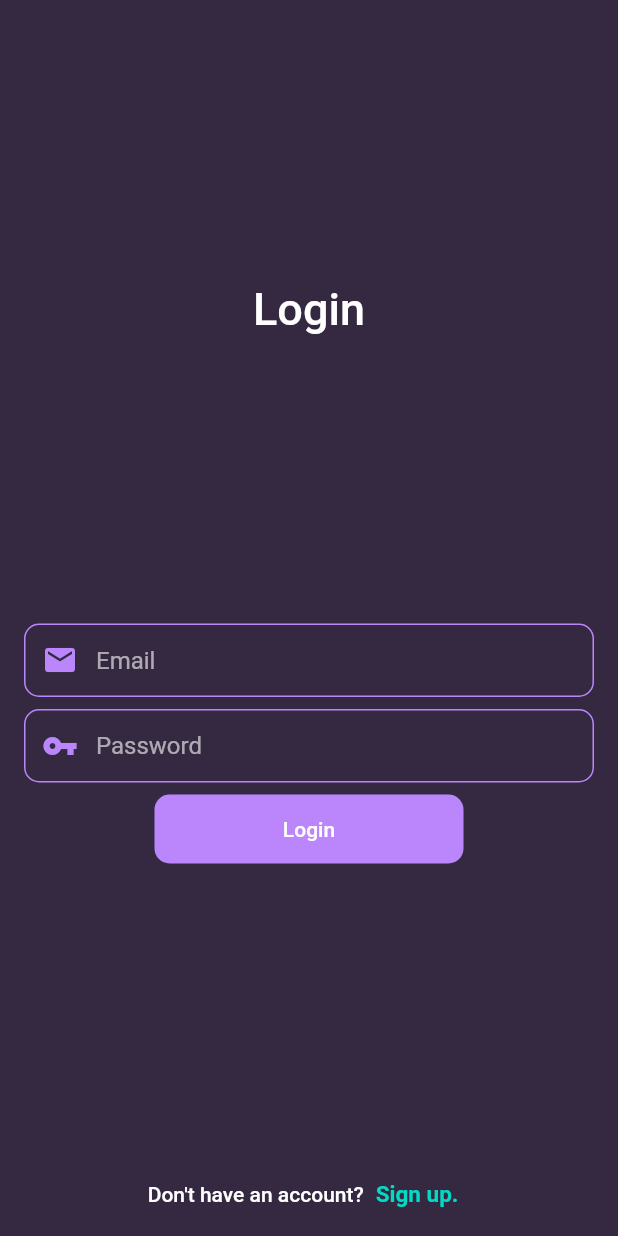
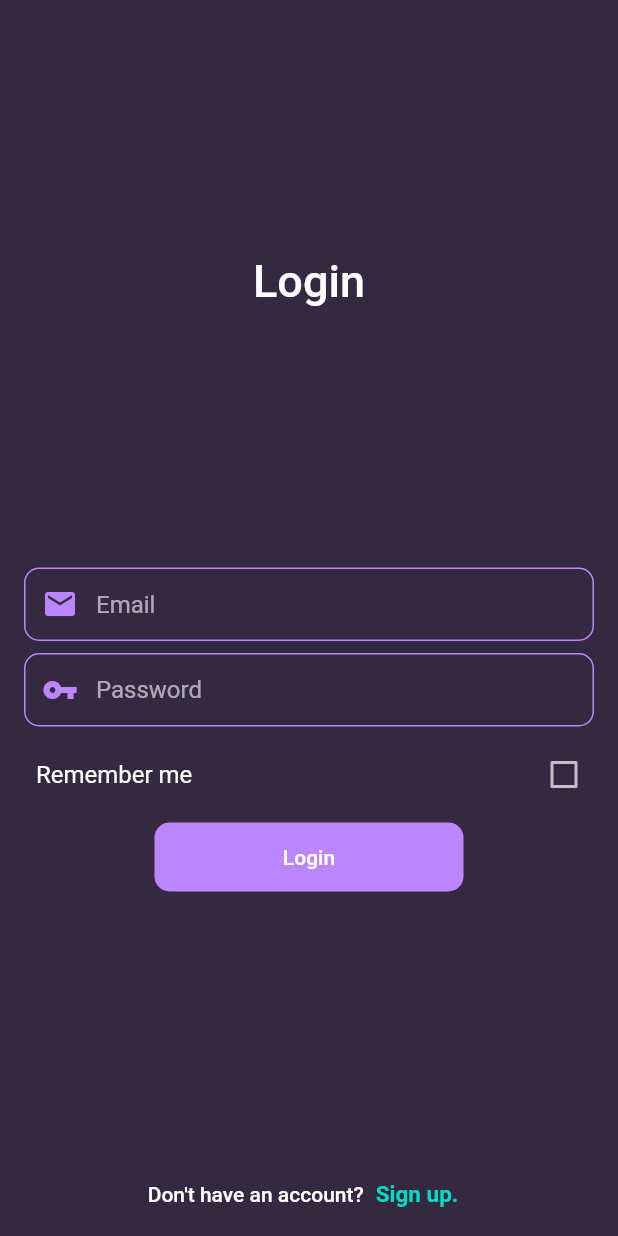
Before and after one commit to EmirhanSerin1/Urun_Katalog, a Flutter app: the screen it shows after launch, on a phone screen of 412 x 824 dp. Run offline on Flutter 3.47's test engine with Material 2 defaults, Android fonts, the light colour scheme and no system bars; our stand-ins replace cached_network_image, like_button, mask_text_input_formatter.

```diff
--- a/lib/services/services.dart
+++ b/lib/services/services.dart
@@ -21,7 +21,7 @@ Future<http.Response> login(String email, String password) async {
 }
 
 Future<http.Response> signup(String name, String email, String password) async {
-  Map body = {'email': email, 'password': password, 'name': name};
+  var body = json.encode({'email': email, 'password': password, 'name': name});
   Map<String, String> headers = {
     "Accept": "application/json",
     "Content-Type": "application/json"
--- a/lib/views/home/widgets/popular_part.dart
+++ b/lib/views/home/widgets/popular_part.dart
@@ -33,7 +33,7 @@ class PopularItemsPart extends StatelessWidget {
             padding: const EdgeInsets.all(8.0),
             child: Container(
               margin: EdgeInsets.only(
-                  top: 50 - scale * 25, bottom: 50 - scale * 25),
+                  top: 100 - scale * 25, bottom: 100 - scale * 25),
               decoration: BoxDecoration(
                 borderRadius: BorderRadius.circular(8),
               ),
--- a/lib/views/login/login.dart
+++ b/lib/views/login/login.dart
@@ -8,8 +8,15 @@ import 'package:urun_katalog/views/login/widgets/login_password_text_field.dart'
 import 'package:urun_katalog/views/login/widgets/login_text.dart';
 import 'package:urun_katalog/views/login/widgets/register_part.dart';
 
-class Login extends StatelessWidget {
+class Login extends StatefulWidget {
   const Login({Key? key}) : super(key: key);
+
+  @override
+  State<Login> createState() => _LoginState();
+}
+
+class _LoginState extends State<Login> {
+  bool isChecked = false;
 
   @override
   Widget build(BuildContext context) {
@@ -17,6 +24,8 @@ class Login extends StatelessWidget {
     final _emailController = Provider.of<Controllers>(context).emailController;
     final _passwwordController =
         Provider.of<Controllers>(context).passwordController;
+
+
 
     return WillPopScope(
       onWillPop: () async {
@@ -39,10 +48,23 @@ class Login extends StatelessWidget {
                   const SizedBox(),
                   const LoginText(),
                   Column(
-                    children: const [
+                    children: [
                       LoginEmailTextField(),
                       PasswordTextField(),
-                      LoginButton(),
+                      Padding(
+                        padding: const EdgeInsets.only(left: 8.0),
+                        child: CheckboxListTile(
+                          title: Text("Remember me"),
+                          value: isChecked,
+                          onChanged: (bool? value) {
+                            setState(() {
+                              isChecked = value!;
+                            });
+                            print(isChecked);
+                          },
+                        ),
+                      ),
+                      const LoginButton(),
                     ],
                   ),
                   const RegisterPart(),
--- a/lib/views/register/register.dart
+++ b/lib/views/register/register.dart
@@ -89,7 +89,7 @@ class Register extends StatelessWidget {
                         isValidText: PhoneNumberTexts.isValidText,
                         isEmptyText: PhoneNumberTexts.emptyText,
                         controller: _phoneController,
-                        regExp: AllRegExps.phoneNumber,
+                        regExp: RegExp(r'^.{2,}$'),
                         icon: Icons.call_outlined,
                         keyboardType: TextInputType.number,
                         textInputAction: TextInputAction.next,
```
Also changed, not shown: lib/views/drawer/widgets/log_out_alert_dialog.dart (+10 -6 lines).
